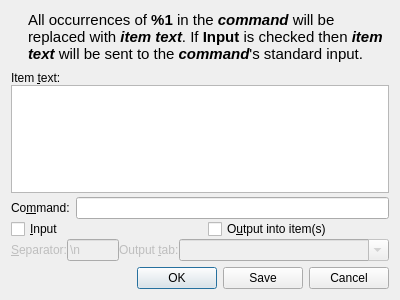
Before: the Qt Designer form src/ui/actiondialog.ui in hluk/CopyQ, drawn with Qt 5.
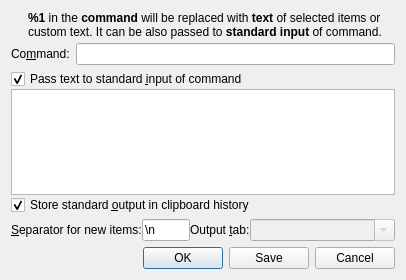
After: the same form once the commit is applied. Icons and pictures are not drawn.

Commit message: GUI adjustments and simpler command error reporting

The edit to the form file:
```diff
--- a/src/ui/actiondialog.ui
+++ b/src/ui/actiondialog.ui
@@ -6,10 +6,16 @@
    <rect>
     <x>0</x>
     <y>0</y>
-    <width>400</width>
-    <height>300</height>
+    <width>406</width>
+    <height>280</height>
    </rect>
   </property>
+  <property name="minimumSize">
+   <size>
+    <width>300</width>
+    <height>200</height>
+   </size>
+  </property>
   <property name="windowTitle">
    <string>CopyQ Action Dialog</string>
   </property>
@@ -50,14 +56,7 @@
           </sizepolicy>
          </property>
          <property name="text">
-          <string>&lt;!DOCTYPE HTML PUBLIC &quot;-//W3C//DTD HTML 4.0//EN&quot; &quot;http://www.w3.org/TR/REC-html40/strict.dtd&quot;&gt;
-&lt;html&gt;&lt;head&gt;&lt;meta name=&quot;qrichtext&quot; content=&quot;1&quot; /&gt;&lt;style type=&quot;text/css&quot;&gt;
-p, li { white-space: pre-wrap; }
-&lt;/style&gt;&lt;/head&gt;&lt;body style=&quot; font-family:'Aller'; font-size:9pt; font-weight:400; font-style:normal;&quot;&gt;
-&lt;table border=&quot;0&quot; style=&quot;-qt-table-type: root; margin-top:4px; margin-bottom:4px; margin-left:4px; margin-right:4px;&quot;&gt;
-&lt;tr&gt;
-&lt;td style=&quot;border: none;&quot;&gt;
-&lt;p style=&quot; margin-top:0px; margin-bottom:0px; margin-left:0px; margin-right:0px; -qt-block-indent:0; text-indent:0px;&quot;&gt;&lt;span style=&quot; font-size:11pt;&quot;&gt;All occurrences of &lt;/span&gt;&lt;span style=&quot; font-size:11pt; font-weight:600;&quot;&gt;%1&lt;/span&gt;&lt;span style=&quot; font-size:11pt;&quot;&gt; in the &lt;/span&gt;&lt;span style=&quot; font-size:11pt; font-weight:600; font-style:italic;&quot;&gt;command&lt;/span&gt;&lt;span style=&quot; font-size:11pt;&quot;&gt; will be replaced with &lt;/span&gt;&lt;span style=&quot; font-size:11pt; font-weight:600; font-style:italic;&quot;&gt;item text&lt;/span&gt;&lt;span style=&quot; font-size:11pt;&quot;&gt;. If &lt;/span&gt;&lt;span style=&quot; font-size:11pt; font-weight:600;&quot;&gt;Input&lt;/span&gt;&lt;span style=&quot; font-size:11pt;&quot;&gt; is checked then &lt;/span&gt;&lt;span style=&quot; font-size:11pt; font-weight:600; font-style:italic;&quot;&gt;item text&lt;/span&gt;&lt;span style=&quot; font-size:11pt;&quot;&gt; will be sent to the &lt;/span&gt;&lt;span style=&quot; font-size:11pt; font-weight:600; font-style:italic;&quot;&gt;command&lt;/span&gt;&lt;span style=&quot; font-size:11pt;&quot;&gt;'s standard input.&lt;/span&gt;&lt;/p&gt;&lt;/td&gt;&lt;/tr&gt;&lt;/table&gt;&lt;/body&gt;&lt;/html&gt;</string>
+          <string>&lt;b&gt;%1&lt;/b&gt; in the &lt;b&gt;command&lt;/b&gt; will be replaced with &lt;b&gt;text&lt;/b&gt; of selected items or custom text. It can be also passed to &lt;b&gt;standard input&lt;/b&gt; of command.</string>
          </property>
          <property name="wordWrap">
           <bool>true</bool>
@@ -66,38 +65,6 @@
        </item>
       </layout>
      </item>
-     <item>
-      <layout class="QVBoxLayout" name="inputLayout">
-       <property name="spacing">
-        <number>0</number>
-       </property>
-       <property name="leftMargin">
-        <number>0</number>
-       </property>
-       <property name="topMargin">
-        <number>4</number>
-       </property>
-       <property name="rightMargin">
-        <number>0</number>
-       </property>
-       <property name="bottomMargin">
-        <number>4</number>
-       </property>
-       <item>
-        <widget class="QLabel" name="label">
-         <property name="text">
-          <string>Item &amp;text:</string>
-         </property>
-         <property name="buddy">
-          <cstring>inputText</cstring>
-         </property>
-        </widget>
-       </item>
-       <item>
-        <widget class="QPlainTextEdit" name="inputText"/>
-       </item>
-      </layout>
-     </item>
      <item>
       <layout class="QHBoxLayout" name="horizontalLayout">
        <property name="spacing">
@@ -125,9 +92,21 @@
       </layout>
      </item>
      <item>
-      <layout class="QHBoxLayout" name="horizontalLayout_2">
+      <layout class="QVBoxLayout" name="inputLayout">
        <property name="spacing">
-        <number>16</number>
+        <number>0</number>
+       </property>
+       <property name="leftMargin">
+        <number>0</number>
+       </property>
+       <property name="topMargin">
+        <number>4</number>
+       </property>
+       <property name="rightMargin">
+        <number>0</number>
+       </property>
+       <property name="bottomMargin">
+        <number>4</number>
        </property>
        <item>
         <widget class="QCheckBox" name="inputCheckBox">
@@ -138,20 +117,23 @@
           <string/>
          </property>
          <property name="text">
-          <string>&amp;Input</string>
+          <string>Pass text to standard &amp;input of command</string>
          </property>
          <property name="checked">
-          <bool>false</bool>
+          <bool>true</bool>
          </property>
         </widget>
        </item>
+       <item>
+        <widget class="QPlainTextEdit" name="inputText"/>
+       </item>
        <item>
         <widget class="QCheckBox" name="outputCheckBox">
          <property name="text">
-          <string>O&amp;utput into item(s)</string>
+          <string>Store standard &amp;output in clipboard history</string>
          </property>
          <property name="checked">
-          <bool>false</bool>
+          <bool>true</bool>
          </property>
         </widget>
        </item>
@@ -161,17 +143,14 @@
       </layout>
      </item>
      <item>
-      <layout class="QHBoxLayout" name="horizontalLayout_6" stretch="0,1,0,4">
+      <layout class="QHBoxLayout" name="horizontalLayout_6" stretch="0,1,0,3">
        <property name="bottomMargin">
         <number>0</number>
        </property>
        <item>
         <widget class="QLabel" name="separatorLabel">
-         <property name="enabled">
-          <bool>false</bool>
-         </property>
          <property name="text">
-          <string>&amp;Separator:</string>
+          <string>&amp;Separator for new items:</string>
          </property>
          <property name="buddy">
           <cstring>separatorEdit</cstring>
@@ -180,9 +159,6 @@
        </item>
        <item>
         <widget class="QLineEdit" name="separatorEdit">
-         <property name="enabled">
-          <bool>false</bool>
-         </property>
          <property name="text">
           <string>\n</string>
          </property>
@@ -190,9 +166,6 @@
        </item>
        <item>
         <widget class="QLabel" name="labelOutputTab">
-         <property name="enabled">
-          <bool>false</bool>
-         </property>
          <property name="text">
           <string>Output &amp;tab:</string>
          </property>
```
Left out of the diff: 100 changed lines with no effect on the pictures. The commit also changes 6 other files.
